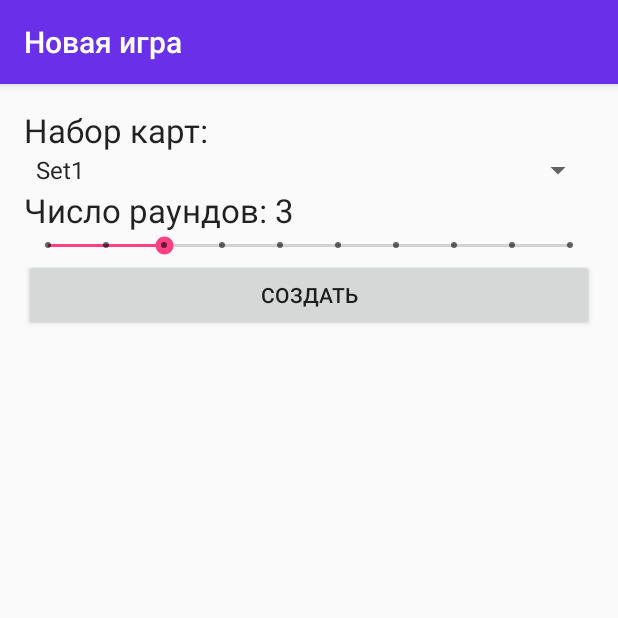
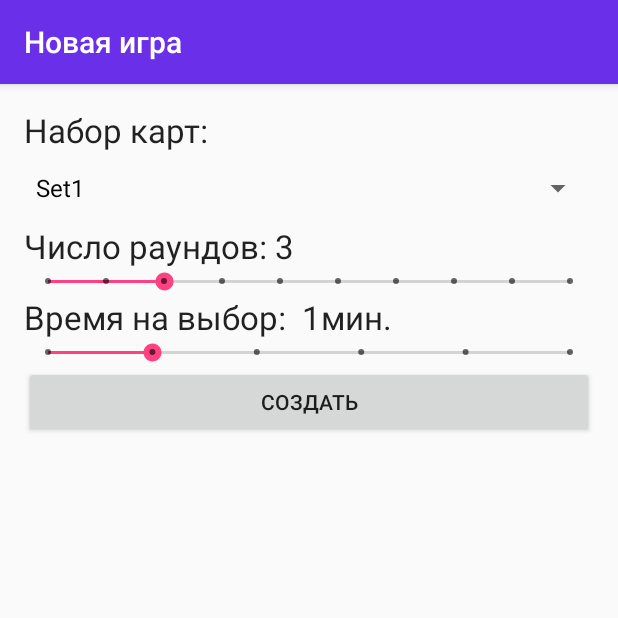
Before and after one commit to MZuev/Resemblance, an Android app: the CreateGameActivity screen opened directly, with no data from a screen before it, on a phone screen of 412 x 824 dp, the top half of it. Run offline under Robolectric (Android 15) with nearby library versions, the phone set to English and light mode, and no system bars.

Commit message:
Time of player choice expectation now can be changed.

```diff
--- a/app/src/main/java/ru/spbau/resemblance/CardsAdapter.java
+++ b/app/src/main/java/ru/spbau/resemblance/CardsAdapter.java
@@ -27,14 +27,16 @@ public class CardsAdapter extends BaseAdapter {
         //First we fill the grid with placeholders
         ImageView placeholder = new ImageView(activity);
         placeholder.setImageResource(android.R.drawable.ic_menu_report_image);
+        placeholder.setScaleType(ImageView.ScaleType.CENTER_CROP);
+        final GridView.LayoutParams sizeLayoutParams = new GridView.LayoutParams(CardsAdapter.this.cardSide,
+                CardsAdapter.this.cardSide);
+        placeholder.setLayoutParams(sizeLayoutParams);
         Arrays.fill(views, placeholder);
         //Then we replace them with real pictures
         //This is made for performance improvements
         new Thread(new Runnable() {
             @Override
             public void run() {
-                GridView.LayoutParams sizeLayoutParams = new GridView.LayoutParams(CardsAdapter.this.cardSide,
-                        CardsAdapter.this.cardSide);
                 for (int i = 0; i < cards.length; i++) {
                     //Setting picture from file and its parameters
                     try {
--- a/app/src/main/java/ru/spbau/resemblance/CreateGameActivity.java
+++ b/app/src/main/java/ru/spbau/resemblance/CreateGameActivity.java
@@ -17,15 +17,19 @@ import static ru.spbau.resemblance.R.id.createGameRoundsText;
 
 public class CreateGameActivity extends AppCompatActivity implements SeekBar.OnSeekBarChangeListener,
         AdapterView.OnItemSelectedListener {
+    private static final int MINUTE = 60;
+    private static final long SECOND = 1000;
     private int roundsNumber = 3;
     private TextView roundsText = null;
-
+    private SeekBar roundsBar;
     private ArrayList<ImageStorage.SetCardsWrapped> sets = null;
     private int chosenSet = -1;
+    private SeekBar timeBar;
+    private int expectationTimeSeconds = 60;
+    private TextView timeText;
 
     @Override
     protected void onCreate(Bundle savedInstanceState) {
-        SeekBar roundsBar = null;
         Spinner setPicker = null;
         String[] setNames = null;
 
@@ -35,6 +39,10 @@ public class CreateGameActivity extends AppCompatActivity implements SeekBar.OnS
         roundsText = (TextView)findViewById(R.id.createGameRoundsText);
         roundsBar = (SeekBar)findViewById(R.id.createGameRoundsSeekBar);
         roundsBar.setOnSeekBarChangeListener(this);
+        timeText = (TextView)findViewById(R.id.createGameTimeText);
+        timeBar = (SeekBar)findViewById(R.id.createGameTimeBar);
+        timeBar.setOnSeekBarChangeListener(this);
+        timeBar.setProgress(1);
 
         setPicker = (Spinner)findViewById(R.id.createGameSetPicker);
         sets = ImageStorage.getAllSetsCards();
@@ -42,7 +50,8 @@ public class CreateGameActivity extends AppCompatActivity implements SeekBar.OnS
         for (int i = 0; i < sets.size(); i++) {
             setNames[i] = sets.get(i).getNameSetCards();
         }
-        ArrayAdapter<String> pickerAdapter = new ArrayAdapter<String>(this, android.R.layout.simple_spinner_item, setNames);
+        ArrayAdapter<String> pickerAdapter = new ArrayAdapter<String>(this, R.layout.support_simple_spinner_dropdown_item,
+                setNames);
         setPicker.setAdapter(pickerAdapter);
         setPicker.setOnItemSelectedListener(this);
         setTitle(R.string.create_game_title);
@@ -60,8 +69,21 @@ public class CreateGameActivity extends AppCompatActivity implements SeekBar.OnS
 
     @Override
     public void onProgressChanged(SeekBar bar, int val, boolean byUser) {
-        roundsNumber = val + 1;
-        roundsText.setText(String.format(getString(R.string.create_game_rounds), roundsNumber));
+        if (bar.equals(roundsBar)) {
+            roundsNumber = val + 1;
+            roundsText.setText(String.format(getString(R.string.create_game_rounds), roundsNumber));
+        }
+        if (bar.equals(timeBar)) {
+            expectationTimeSeconds = (val + 1) * 30;
+            String time = "";
+            if (expectationTimeSeconds / MINUTE > 0) {
+                time += " " + expectationTimeSeconds / MINUTE + getString(R.string.minutes);
+            }
+            if (expectationTimeSeconds % MINUTE > 0) {
+                time += " " + expectationTimeSeconds % MINUTE + getString(R.string.seconds);
+            }
+            timeText.setText(String.format(getString(R.string.create_game_choice_time_text), time));
+        }
     }
 
     @Override
@@ -76,7 +98,8 @@ public class CreateGameActivity extends AppCompatActivity implements SeekBar.OnS
         if (chosenSet == -1) {
             Toast.makeText(this, R.string.create_game_choose_card_set, Toast.LENGTH_SHORT).show();
         } else {
-            Message.sendCreateGameMessage(roundsNumber, sets.get(chosenSet).getListOfCards());
+            Message.sendCreateGameMessage(roundsNumber, sets.get(chosenSet).getListOfCards(),
+                    expectationTimeSeconds * SECOND);
             Intent prepareGame = new Intent(this, GamePreparationActivity.class);
             startActivity(prepareGame);
         }
--- a/app/src/main/java/ru/spbau/resemblance/GameExpectationActivity.java
+++ b/app/src/main/java/ru/spbau/resemblance/GameExpectationActivity.java
@@ -31,11 +31,12 @@ public class GameExpectationActivity extends AppCompatActivity implements
 
     @Override
     public void onStartGameMessage(int roundsNumber, int playersNumber,
-                                    ArrayList<String> names) {
+                                    ArrayList<String> names, long expectationTime) {
         Intent startGame = new Intent(this, GameIntermediateActivity.class);
         startGame.putExtra(GameIntermediateActivity.ROUNDS_NUMBER_PARAM, roundsNumber);
         startGame.putExtra(GameIntermediateActivity.PLAYERS_NUMBER_PARAM, playersNumber);
         startGame.putStringArrayListExtra(GameIntermediateActivity.PLAYERS_NAMES_PARAM, names);
+        startGame.putExtra(GameIntermediateActivity.EXPECTATION_TIME_PARAM, expectationTime);
         startActivity(startGame);
         finish();
     }
--- a/app/src/main/java/ru/spbau/resemblance/SendMessageModule.java
+++ b/app/src/main/java/ru/spbau/resemblance/SendMessageModule.java
@@ -13,7 +13,7 @@ public class SendMessageModule {
     final private static String LOG_TAG = "Messenger log";
     final private static int maxCntToReconnect = 20;
 
-    final private static String serverIP = "192.168.1.14";
+    final private static String serverIP = "192.168.1.180";
     final private static int serverPort = 6662;
 
     private final static int sleepTime = 1000;
--- a/app/src/main/res/layout/activity_create_game.xml
+++ b/app/src/main/res/layout/activity_create_game.xml
@@ -44,6 +44,21 @@
             android:progress="2"
             android:id="@+id/createGameRoundsSeekBar" />
 
+        <TextView
+            android:text="@string/create_game_choice_time_text"
+            android:layout_width="match_parent"
+            android:layout_height="wrap_content"
+            android:id="@+id/createGameTimeText"
+            android:textAppearance="@style/TextAppearance.AppCompat.Large" />
+
+        <SeekBar
+            style="@style/Widget.AppCompat.SeekBar.Discrete"
+            android:layout_width="match_parent"
+            android:layout_height="wrap_content"
+            android:max="5"
+            android:progress="0"
+            android:id="@+id/createGameTimeBar" />
+
         <Button
             android:text="@string/create_game_create_button_text"
             android:layout_width="match_parent"
--- a/app/src/main/res/values/strings.xml
+++ b/app/src/main/res/values/strings.xml
@@ -63,4 +63,7 @@
     <string name="no">"Нет"</string>
     <string name="authorisation_required">"Необходимо авторизоваться."</string>
     <string name="list_of_sets_item">"%1$s, %2$d карт(ы)"</string>
+    <string name="create_game_choice_time_text">"Время на выбор: %1$s"</string>
+    <string name="minutes">"мин."</string>
+    <string name="seconds">"сек."</string>
 </resources>
```
Also changed, not shown: app/src/main/java/ru/spbau/resemblance/CardPickerActivity.java (+13 -4 lines), app/src/main/java/ru/spbau/resemblance/GameIntermediateActivity.java (+13 -0 lines), app/src/main/java/ru/spbau/resemblance/Message.java (+8 -5 lines).
